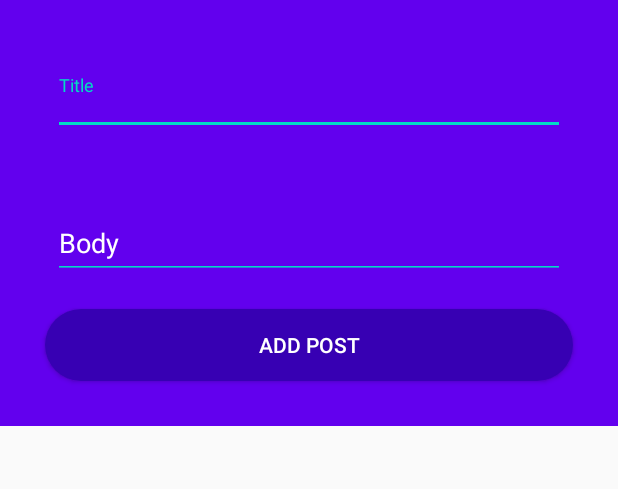
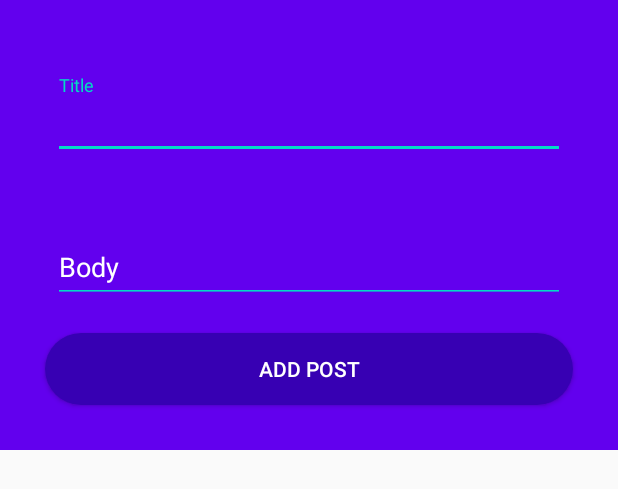
Before and after one commit to Hillarie-kip/MedBook, an Android app: the layout dialog_addpost.xml on its own in the app's theme, with its tools: preview values and no code run, on a phone screen of 412 x 824 dp. Shown: the top 489 px of the screen. Run offline under Robolectric (Android 15) with nearby library versions, the phone set to English and light mode, and no system bars; network calls fail.

Commit message:
initial commit

```diff
--- a/app/src/main/res/layout/dialog_addpost.xml
+++ b/app/src/main/res/layout/dialog_addpost.xml
@@ -23,7 +23,7 @@
 
             <com.google.android.material.textfield.TextInputLayout
                 android:layout_width="match_parent"
-                android:layout_height="40dp"
+                android:layout_height="wrap_content"
                 android:layout_marginTop="40dp"
                 android:paddingLeft="25dp"
                 android:paddingRight="25dp"
```
